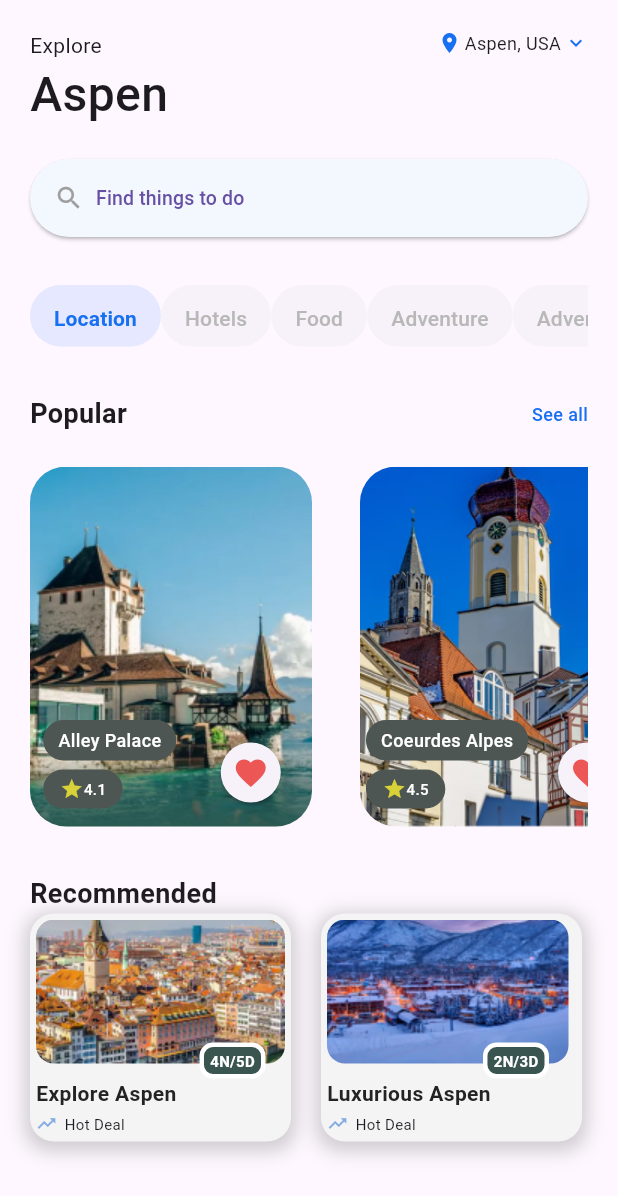
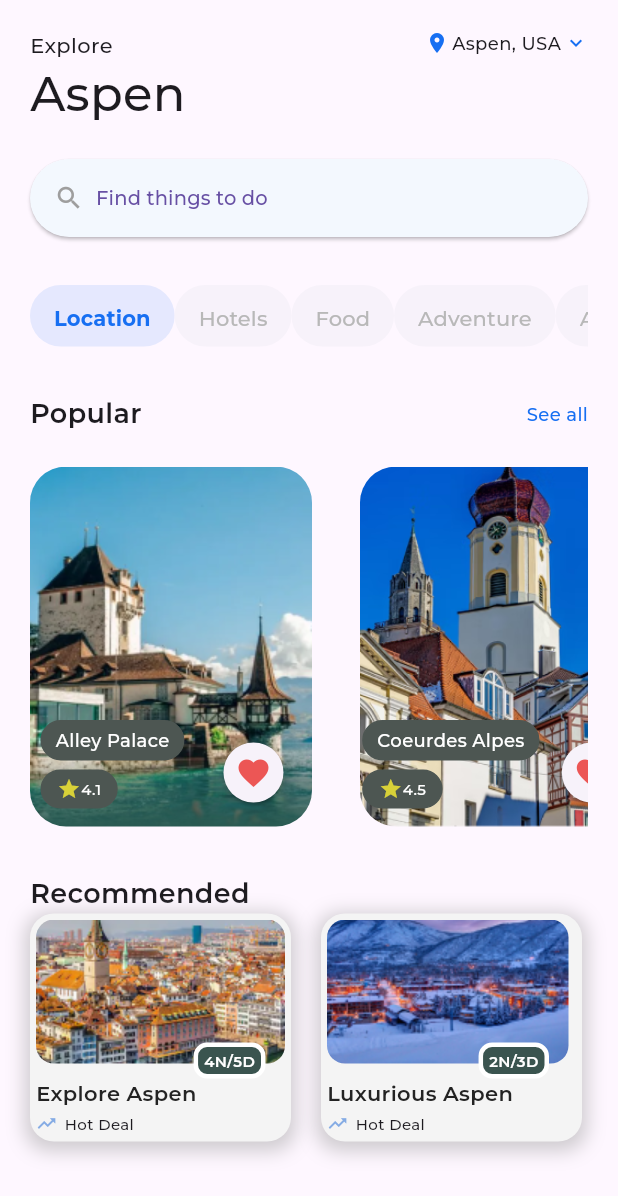
Before and after one commit to RajaPrasetya/travel_app_kelompok_5, a Flutter app: the screen it shows after launch, after a tap on "Explore", on a phone screen of 412 x 824 dp. Shown: the top 1196 px of the screen. Run offline on Flutter 3.47's test engine with Material 3 defaults, Android fonts, the phone set to English and light mode, and no system bars; project files that could hold a hidden picture were left out.

Commit message:
set theme font family

```diff
--- a/lib/main.dart
+++ b/lib/main.dart
@@ -10,9 +10,10 @@ class MainApp extends StatelessWidget {
 
   @override
   Widget build(BuildContext context) {
-    return const MaterialApp(
+    return MaterialApp(
       home: Landingpage(),
       debugShowCheckedModeBanner: false,
+      theme: ThemeData(fontFamily: 'Montserrat'),
     );
   }
 }
```
